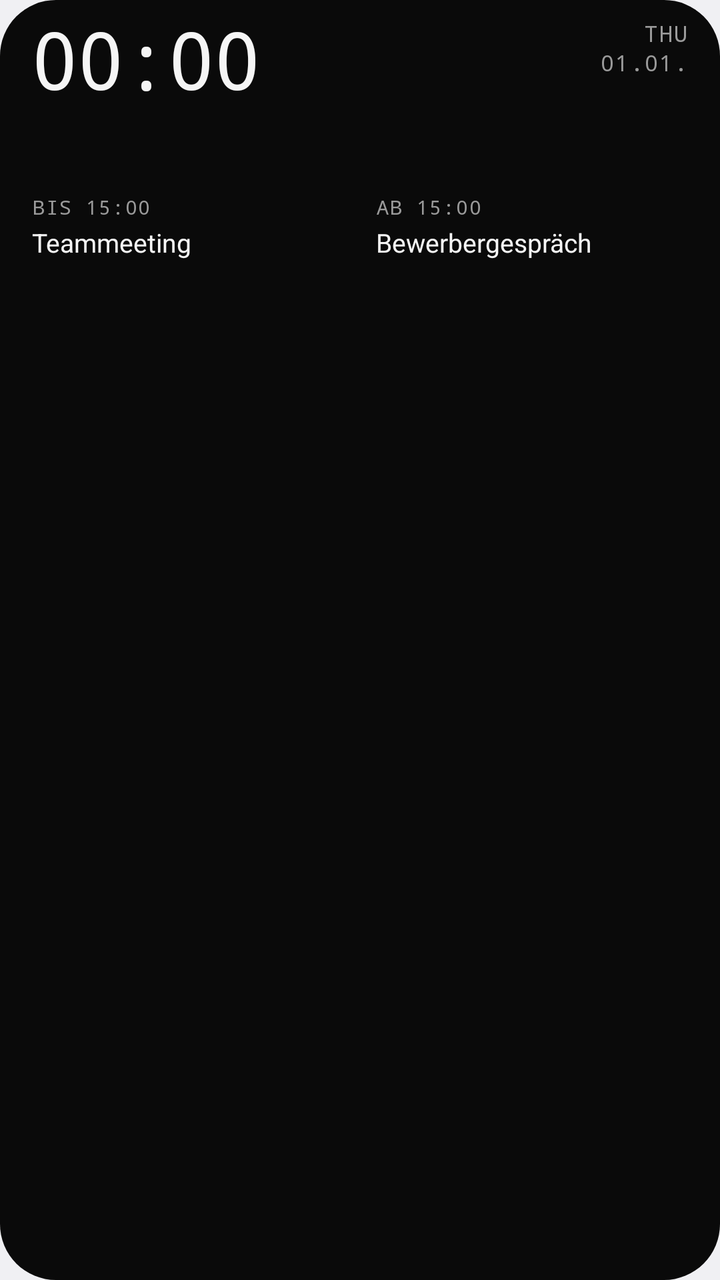
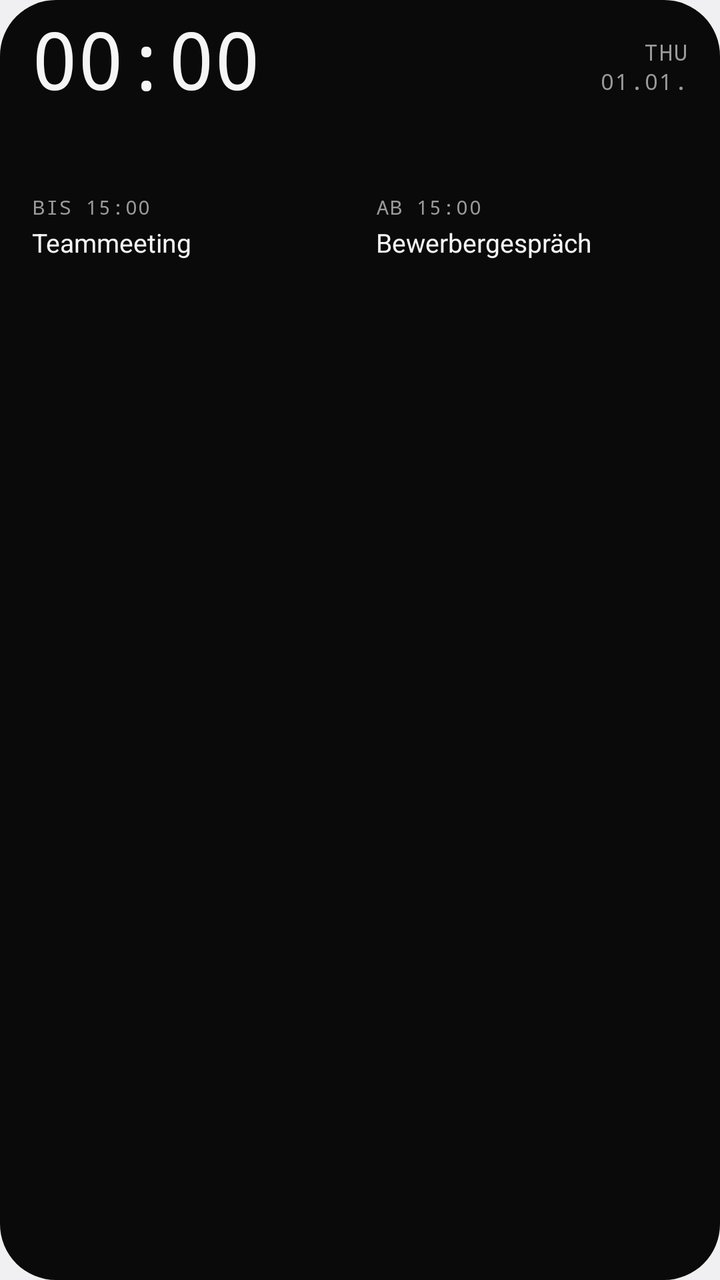

Two renders of the same Android screen: before a commit and after it. Below are the layout's source before the change and the commit's diff.
<!-- AndroidManifest.xml: application theme android:Theme.DeviceDefault.DayNight -->
<!-- res/layout/widget_day_bar_compact.xml -->
<?xml version="1.0" encoding="utf-8"?>
<FrameLayout xmlns:android="http://schemas.android.com/apk/res/android"
    android:id="@android:id/background"
    android:layout_width="match_parent"
    android:layout_height="match_parent">

    <ImageView
        android:id="@+id/db_bg_fill"
        android:layout_width="match_parent"
        android:layout_height="match_parent"
        android:importantForAccessibility="no"
        android:scaleType="fitXY"
        android:src="@drawable/widget_shape"
        android:tint="@color/mono_bg_solid" />

    <ImageView
        android:id="@+id/db_bg_stroke"
        android:layout_width="match_parent"
        android:layout_height="match_parent"
        android:importantForAccessibility="no"
        android:scaleType="fitXY"
        android:src="@drawable/widget_stroke"
        android:visibility="gone" />

    <LinearLayout
        android:layout_width="match_parent"
        android:layout_height="match_parent"
        android:orientation="vertical"
        android:paddingStart="16dp"
        android:paddingTop="8dp"
        android:paddingEnd="16dp"
        android:paddingBottom="12dp">

        
        <LinearLayout
            android:layout_width="match_parent"
            android:layout_height="wrap_content"
            android:gravity="center_vertical"
            android:orientation="horizontal">

            <TextClock
                android:id="@+id/db_clock"
                android:layout_width="wrap_content"
                android:layout_height="wrap_content"
                android:fontFamily="monospace"
                android:fontFeatureSettings="tnum"
                android:format12Hour="HH:mm"
                android:format24Hour="HH:mm"
                android:includeFontPadding="false"
                android:letterSpacing="-0.03"
                android:textColor="@color/mono_text"
                android:textSize="40sp" />

            
            <FrameLayout
                android:layout_width="0dp"
                android:layout_height="wrap_content"
                android:layout_marginStart="12dp"
                android:layout_marginEnd="8dp"
                android:layout_weight="1">

                <FrameLayout
                    android:id="@+id/db_allday_row"
                    android:layout_width="wrap_content"
                    android:layout_height="wrap_content"
                    android:layout_gravity="end|center_vertical"
                    android:visibility="gone">

                    <ImageView
                        android:id="@+id/db_allday_bg"
                        android:layout_width="match_parent"
                        android:layout_height="match_parent"
                        android:importantForAccessibility="no"
                        android:scaleType="fitXY"
                        android:src="@drawable/capsule"
                        android:tint="@color/mono_line_solid" />

                    
                    <LinearLayout
                        android:layout_width="wrap_content"
                        android:layout_height="wrap_content"
                        android:orientation="horizontal"
                        android:paddingStart="8dp"
                        android:paddingTop="2dp"
                        android:paddingEnd="8dp"
                        android:paddingBottom="2dp">

                        <TextView
                            android:id="@+id/db_allday_title"
                            android:layout_width="0dp"
                            android:layout_height="wrap_content"
                            android:layout_weight="1"
                            android:ellipsize="end"
                            android:maxLines="1"
                            android:text="Feiertag"
                            android:textColor="@color/mono_text"
                            android:textSize="11sp" />

                        <TextView
                            android:id="@+id/db_allday_detail"
                            android:layout_width="wrap_content"
                            android:layout_height="wrap_content"
                            android:maxLines="1"
                            android:text=" · bis So."
                            android:textColor="@color/mono_muted_solid"
                            android:textSize="11sp"
                            android:visibility="gone" />
                    </LinearLayout>
                </FrameLayout>
            </FrameLayout>

            
            <LinearLayout
                android:layout_width="wrap_content"
                android:layout_height="wrap_content"
                android:gravity="end"
                android:orientation="vertical">

                <TextClock
                    android:id="@+id/db_weekday"
                    android:layout_width="wrap_content"
                    android:layout_height="wrap_content"
                    android:fontFamily="monospace"
                    android:format12Hour="EEE"
                    android:format24Hour="EEE"
                    android:letterSpacing="0.06"
                    android:textAllCaps="true"
                    android:textColor="@color/mono_muted_solid"
                    android:textSize="11sp" />

                <TextClock
                    android:id="@+id/db_date"
                    android:layout_width="wrap_content"
                    android:layout_height="wrap_content"
                    android:fontFamily="monospace"
                    android:format12Hour="dd.MM."
                    android:format24Hour="dd.MM."
                    android:letterSpacing="0.06"
                    android:textAllCaps="true"
                    android:textColor="@color/mono_muted_solid"
                    android:textSize="11sp" />

                <TextView
                    android:layout_width="wrap_content"
                    android:layout_height="wrap_content"
                    android:fontFamily="monospace"
                    android:importantForAccessibility="no"
                    android:text="MO."
                    android:textSize="11sp"
                    android:visibility="invisible" />
            </LinearLayout>
        </LinearLayout>

        
        <ImageView
            android:id="@+id/db_timeline"
            android:layout_width="match_parent"
            android:layout_height="34dp"
            android:layout_marginTop="4dp"
            android:importantForAccessibility="no"
            android:scaleType="fitXY" />

        
        <LinearLayout
            android:layout_width="match_parent"
            android:layout_height="wrap_content"
            android:layout_marginTop="4dp"
            android:orientation="horizontal">

            
            <LinearLayout
                android:id="@+id/db_footer_left"
                android:layout_width="0dp"
                android:layout_height="wrap_content"
                android:layout_weight="1"
                android:orientation="vertical">

                <TextView
                    android:id="@+id/db_current_label"
                    android:layout_width="wrap_content"
                    android:layout_height="wrap_content"
                    android:fontFamily="monospace"
                    android:letterSpacing="0.06"
                    android:maxLines="1"
                    android:text="BIS 15:00"
                    android:textColor="@color/mono_muted_solid"
                    android:textSize="10sp" />

                <TextView
                    android:id="@+id/db_current_title"
                    android:layout_width="match_parent"
                    android:layout_height="wrap_content"
                    android:layout_marginTop="2dp"
                    android:ellipsize="end"
                    android:maxLines="1"
                    android:text="Teammeeting"
                    android:textColor="@color/mono_text"
                    android:textSize="13sp" />
            </LinearLayout>

            
            <LinearLayout
                android:id="@+id/db_footer_right"
                android:layout_width="0dp"
                android:layout_height="wrap_content"
                android:layout_weight="1"
                android:layout_marginStart="16dp"
                android:orientation="vertical">

                <TextView
                    android:id="@+id/db_next_label"
                    android:layout_width="match_parent"
                    android:layout_height="wrap_content"
                    android:ellipsize="end"
                    android:fontFamily="monospace"
                    android:letterSpacing="0.06"
                    android:maxLines="1"
                    android:text="AB 15:00"
                    android:textColor="@color/mono_muted_solid"
                    android:textSize="10sp" />

                <TextView
                    android:id="@+id/db_next_title"
                    android:layout_width="match_parent"
                    android:layout_height="wrap_content"
                    android:layout_marginTop="2dp"
                    android:ellipsize="end"
                    android:maxLines="1"
                    android:text="Bewerbergespräch"
                    android:textColor="@color/mono_text"
                    android:textSize="13sp" />
            </LinearLayout>
        </LinearLayout>

    </LinearLayout>
</FrameLayout>
<!-- resources referenced by this layout -->
<resources>
  <color name="mono_bg_solid">#FF0A0A0A</color>
  <color name="mono_line_solid">#FF2A2A2A</color>
  <color name="mono_muted_solid">#FF9A9A9A</color>
  <color name="mono_text">#FFF5F5F5</color>
  <!-- drawable capsule (drawable) -->
  <?xml version="1.0" encoding="utf-8"?>
  <shape xmlns:android="http://schemas.android.com/apk/res/android"
      android:shape="rectangle">
      <solid android:color="#FFFFFFFF" />
      <corners android:radius="999dp" />
  </shape>
  <!-- drawable widget_shape (drawable) -->
  <?xml version="1.0" encoding="utf-8"?>
  <shape xmlns:android="http://schemas.android.com/apk/res/android"
      android:shape="rectangle">
      <solid android:color="#FFFFFFFF" />
      <corners android:radius="@android:dimen/system_app_widget_background_radius" />
  </shape>
  <!-- drawable widget_stroke (drawable) -->
  <?xml version="1.0" encoding="utf-8"?>
  <shape xmlns:android="http://schemas.android.com/apk/res/android"
      android:shape="rectangle">
      <solid android:color="#00000000" />
      <stroke
          android:width="1dp"
          android:color="#29FFFFFF" />
      <corners android:radius="@android:dimen/system_app_widget_background_radius" />
  </shape>
</resources>

<!-- the commit's change to res/layout/widget_day_bar_compact.xml (unified diff, before → after) -->
@@ -35,7 +35,7 @@
         <LinearLayout
             android:layout_width="match_parent"
             android:layout_height="wrap_content"
-            android:gravity="center_vertical"
+            android:baselineAligned="true"
             android:orientation="horizontal">
 
             <TextClock
@@ -52,67 +52,62 @@
                 android:textSize="40sp" />
 
             
-            <FrameLayout
+            <LinearLayout
                 android:layout_width="0dp"
                 android:layout_height="wrap_content"
                 android:layout_marginStart="12dp"
                 android:layout_marginEnd="8dp"
-                android:layout_weight="1">
-
-                <FrameLayout
+                android:layout_weight="1"
+                android:baselineAlignedChildIndex="0"
+                android:gravity="end"
+                android:orientation="horizontal">
+
+                
+                <LinearLayout
                     android:id="@+id/db_allday_row"
                     android:layout_width="wrap_content"
                     android:layout_height="wrap_content"
-                    android:layout_gravity="end|center_vertical"
+                    android:background="@drawable/capsule"
+                    android:backgroundTint="@color/mono_line_solid"
+                    android:baselineAlignedChildIndex="0"
+                    android:orientation="horizontal"
+                    android:paddingStart="8dp"
+                    android:paddingEnd="8dp"
                     android:visibility="gone">
 
-                    <ImageView
-                        android:id="@+id/db_allday_bg"
-                        android:layout_width="match_parent"
-                        android:layout_height="match_parent"
-                        android:importantForAccessibility="no"
-                        android:scaleType="fitXY"
-                        android:src="@drawable/capsule"
-                        android:tint="@color/mono_line_solid" />
-
                     
-                    <LinearLayout
+                    <TextView
+                        android:id="@+id/db_allday_title"
+                        android:layout_width="0dp"
+                        android:layout_height="wrap_content"
+                        android:layout_weight="1"
+                        android:ellipsize="end"
+                        android:maxLines="1"
+                        android:paddingTop="2dp"
+                        android:paddingBottom="2dp"
+                        android:text="Feiertag"
+                        android:textColor="@color/mono_text"
+                        android:textSize="11sp" />
+
+                    <TextView
+                        android:id="@+id/db_allday_detail"
                         android:layout_width="wrap_content"
                         android:layout_height="wrap_content"
-                        android:orientation="horizontal"
-                        android:paddingStart="8dp"
+                        android:maxLines="1"
                         android:paddingTop="2dp"
-                        android:paddingEnd="8dp"
-                        android:paddingBottom="2dp">
-
-                        <TextView
-                            android:id="@+id/db_allday_title"
-                            android:layout_width="0dp"
-                            android:layout_height="wrap_content"
-                            android:layout_weight="1"
-                            android:ellipsize="end"
-                            android:maxLines="1"
-                            android:text="Feiertag"
-                            android:textColor="@color/mono_text"
-                            android:textSize="11sp" />
-
-                        <TextView
-                            android:id="@+id/db_allday_detail"
-                            android:layout_width="wrap_content"
-                            android:layout_height="wrap_content"
-                            android:maxLines="1"
-                            android:text=" · bis So."
-                            android:textColor="@color/mono_muted_solid"
-                            android:textSize="11sp"
-                            android:visibility="gone" />
-                    </LinearLayout>
-                </FrameLayout>
-            </FrameLayout>
+                        android:paddingBottom="2dp"
+                        android:text=" · bis So."
+                        android:textColor="@color/mono_muted_solid"
+                        android:textSize="11sp"
+                        android:visibility="gone" />
+                </LinearLayout>
+            </LinearLayout>
 
             
             <LinearLayout
                 android:layout_width="wrap_content"
                 android:layout_height="wrap_content"
+                android:baselineAlignedChildIndex="1"
                 android:gravity="end"
                 android:orientation="vertical">
 
@@ -139,15 +134,6 @@
                     android:textAllCaps="true"
                     android:textColor="@color/mono_muted_solid"
                     android:textSize="11sp" />
-
-                <TextView
-                    android:layout_width="wrap_content"
-                    android:layout_height="wrap_content"
-                    android:fontFamily="monospace"
-                    android:importantForAccessibility="no"
-                    android:text="MO."
-                    android:textSize="11sp"
-                    android:visibility="invisible" />
             </LinearLayout>
         </LinearLayout>
 
